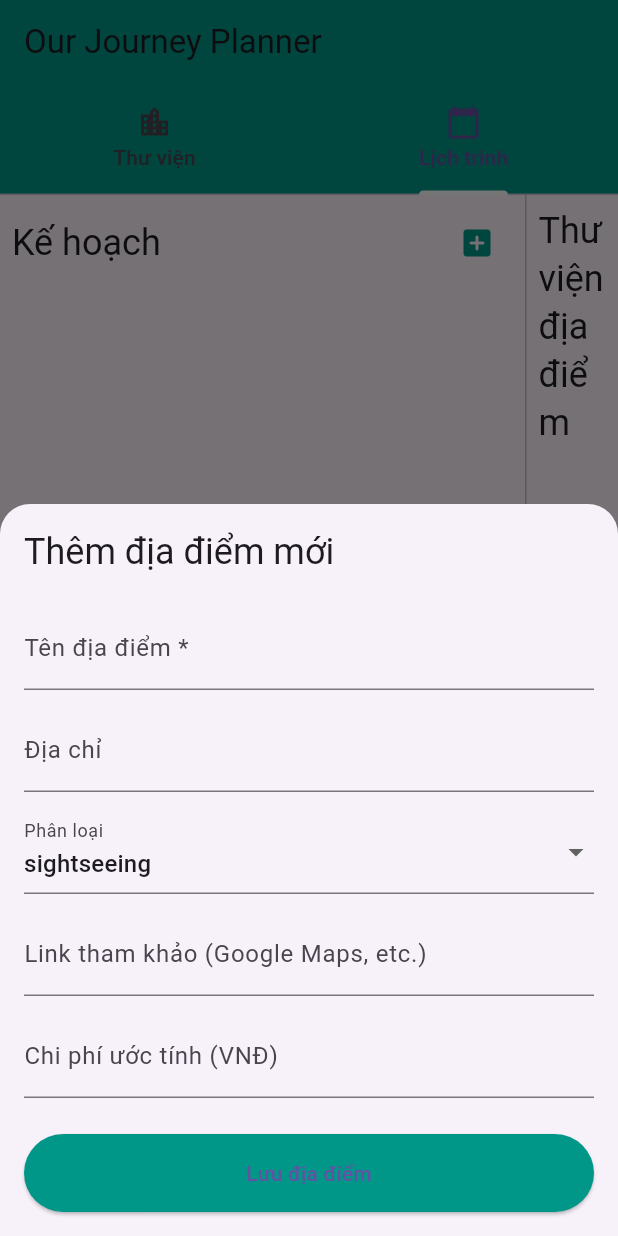
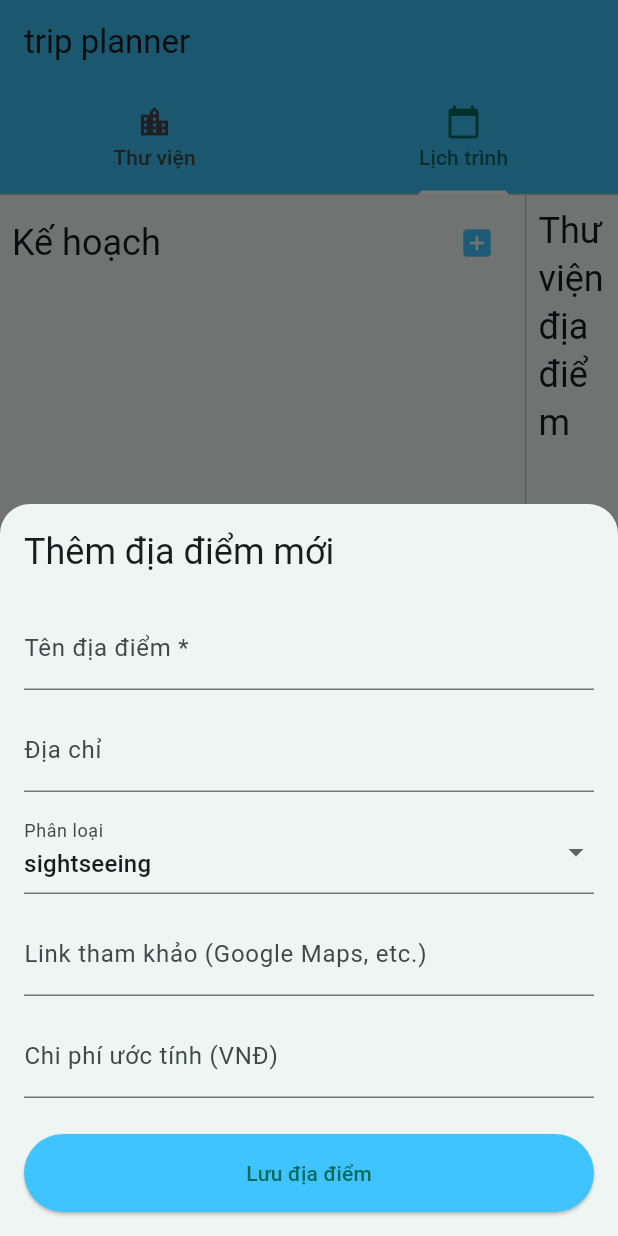
Before and after one commit to retrograderz25/tripin, a Flutter app: the screen it shows after launch, tab 2 chosen, after a tap on the "add" icon, on a phone screen of 412 x 824 dp. Run offline on Flutter 3.47's test engine with Material 3 defaults, Android fonts, the phone set to English and light mode, and no system bars; our stand-ins replace cloud_firestore, firebase_core; accounts and stored records are empty; statements that could not run were skipped.

Commit message:
feat: Complete UI/UX improvements

```diff
--- a/lib/main.dart
+++ b/lib/main.dart
@@ -2,15 +2,19 @@
 
 import 'package:flutter/material.dart';
 import 'package:provider/provider.dart';
+import 'package:firebase_core/firebase_core.dart';
+import 'package:intl/date_symbol_data_local.dart';
+
 import './providers/plan_provider.dart';
 import './screens/home_screen.dart';
-import 'package:firebase_core/firebase_core.dart';
 import 'firebase_options.dart';
-import 'package:intl/date_symbol_data_local.dart';
 
 void main() async {
+  // Đảm bảo các binding của Flutter đã được khởi tạo
   WidgetsFlutterBinding.ensureInitialized();
+  // Khởi tạo định dạng ngày tháng cho tiếng Việt
   await initializeDateFormatting('vi_VN', null);
+  // Khởi tạo Firebase
   await Firebase.initializeApp(
     options: DefaultFirebaseOptions.currentPlatform,
   );
@@ -22,18 +26,51 @@
 
   @override
   Widget build(BuildContext context) {
-    // ChangeNotifierProvider có nhiệm vụ "cung cấp" PlanProvider cho tất cả
-    // các widget con của nó (ở đây là toàn bộ ứng dụng).
     return ChangeNotifierProvider(
       create: (ctx) => PlanProvider(),
       child: MaterialApp(
-        title: 'Our Journey Planner',
+        title: 'tripin by hehe',
+
+        // --- BẮT ĐẦU KHỐI THEME ĐÃ SỬA LỖI ---
         theme: ThemeData(
-          primarySwatch: Colors.teal,
-          visualDensity: VisualDensity.adaptivePlatformDensity,
+          // Sử dụng colorScheme làm nguồn màu chính.
+          // fromSeed sẽ tự động tạo ra một bảng màu hài hòa.
+          colorScheme: ColorScheme.fromSeed(
+            seedColor: const Color(0xFFA9FFF2), // Màu "hạt giống" là màu
+            brightness: Brightness.light,       // Sử dụng theme sáng
+          ),
+
+          // Cho phép sử dụng các màu từ colorScheme cho các widget
+          useMaterial3: true,
+
+          // --- TÙY CHỈNH GIAO DIỆN CÁC WIDGET CỤ THỂ ---
+
+          appBarTheme: const AppBarTheme(
+            // Tự động sử dụng màu từ colorScheme nếu không được chỉ định
+            // nhưng chúng ta có thể ghi đè nếu muốn một màu cụ thể.
+            // Ví dụ: backgroundColor: Color(0xFFC2185B),
+            elevation: 2,
+            // foregroundColor sẽ được theme tự động chọn (đen hoặc trắng)
+            // để đảm bảo độ tương phản tốt nhất với màu nền.
+          ),
+
+          cardTheme: CardThemeData(
+            elevation: 2,
+            margin: const EdgeInsets.symmetric(horizontal: 8, vertical: 4),
+            shape: RoundedRectangleBorder(
+              borderRadius: BorderRadius.circular(12),
+            ),
+          ),
+
+          // Bạn vẫn có thể tùy chỉnh các theme khác nếu cần
+          // floatingActionButtonTheme: FloatingActionButtonThemeData(
+          //   backgroundColor: const Color(0xFFE91E63),
+          // ),
         ),
-        home: const HomeScreen(), // Màn hình đầu tiên là HomeScreen
-        debugShowCheckedModeBanner: false, // Tắt banner debug
+        // --- KẾT THÚC KHỐI THEME ---
+
+        home: const HomeScreen(),
+        debugShowCheckedModeBanner: false,
       ),
     );
   }
--- a/lib/screens/home_screen.dart
+++ b/lib/screens/home_screen.dart
@@ -44,8 +44,8 @@ class _HomeScreenState extends State<HomeScreen>
   Widget build(BuildContext context) {
     return Scaffold(
       appBar: AppBar(
-        title: const Text('Our Journey Planner'),
-        backgroundColor: Colors.teal,
+        title: const Text('trip planner'),
+        backgroundColor: Colors.lightBlueAccent,
         bottom: TabBar(
           controller: _tabController,
           indicatorColor: Colors.white,
@@ -65,7 +65,7 @@ class _HomeScreenState extends State<HomeScreen>
       ),
       floatingActionButton: FloatingActionButton(
         onPressed: () => _showAddLocationForm(context),
-        backgroundColor: Colors.teal,
+        backgroundColor: Colors.lightBlueAccent,
         child: const Icon(Icons.add),
         tooltip: 'Thêm địa điểm mới',
       ),
--- a/lib/widgets/add_location_form.dart
+++ b/lib/widgets/add_location_form.dart
@@ -175,7 +175,7 @@ class _AddLocationFormState extends State<AddLocationForm> {
                 onPressed: _submitData,
                 style: ElevatedButton.styleFrom(
                   padding: const EdgeInsets.symmetric(vertical: 16),
-                  backgroundColor: Colors.teal,
+                  backgroundColor: Colors.lightBlueAccent,
                 ),
                   child: Text(isEditing ? 'Lưu thay đổi' : 'Lưu địa điểm'),
               ),
--- a/lib/widgets/location_list_item.dart
+++ b/lib/widgets/location_list_item.dart
@@ -158,12 +158,12 @@ class LocationListItem extends StatelessWidget {
             Row(
               children: [
                 // Hiển thị loại địa điểm
-                Icon(_getCategoryIcon(location.category), color: Colors.teal, size: 20),
+                Icon(_getCategoryIcon(location.category), color: Colors.blueAccent, size: 20),
                 const SizedBox(width: 4),
                 Text(
                   // Chuyển 'ItemCategory.sightseeing' thành 'Sightseeing'
                   toBeginningOfSentenceCase(location.category.name) ?? '',
-                  style: const TextStyle(fontWeight: FontWeight.bold, color: Colors.teal),
+                  style: const TextStyle(fontWeight: FontWeight.bold, color: Colors.blueAccent),
                 ),
 
                 const Spacer(), // Đẩy phần chi phí sang phải
--- a/lib/widgets/locations_library_tab.dart
+++ b/lib/widgets/locations_library_tab.dart
@@ -23,8 +23,28 @@ class LocationsLibraryTab extends StatelessWidget {
           return Center(child: Text('Đã có lỗi xảy ra: ${snapshot.error}'));
         }
         if (!snapshot.hasData || snapshot.data!.isEmpty) {
-          return const Center(
-            child: Text('Thư viện trống. Hãy thêm một vài địa điểm nhé!'),
+          return Center(
+            child: Padding(
+              padding: const EdgeInsets.all(16.0),
+              child: Column(
+                mainAxisAlignment: MainAxisAlignment.center,
+                children: [
+                  Icon(Icons.calendar_month, size: 80, color: Colors.grey[400]),
+                  const SizedBox(height: 16),
+                  const Text(
+                    'Chưa có địa điểm nào.',
+                    style: TextStyle(fontSize: 18, color: Colors.grey),
+                    textAlign: TextAlign.center,
+                  ),
+                  const SizedBox(height: 8),
+                  const Text(
+                    'Nhấn vào nút + ở trên để bắt đầu.',
+                    style: TextStyle(color: Colors.grey),
+                    textAlign: TextAlign.center,
+                  ),
+                ],
+              ),
+            ),
           );
         }
 
--- a/lib/widgets/schedule_tab.dart
+++ b/lib/widgets/schedule_tab.dart
@@ -2,11 +2,12 @@
 
 import 'package:flutter/material.dart';
 import 'package:provider/provider.dart';
+import 'package:tripin/widgets/simple_location_card.dart';
 import '../models/daily_plan.dart';
 import '../models/location_item.dart';
 import '../providers/plan_provider.dart';
 import 'package:intl/intl.dart';
-
+import '../screens/daily_schedule_detail_screen.dart';
 import 'add_edit_day_dialog.dart';
 
 class ScheduleTab extends StatelessWidget {
@@ -14,27 +15,23 @@ class ScheduleTab extends StatelessWidget {
 
   @override
   Widget build(BuildContext context) {
-    // Dùng Row để tạo giao diện 2 cột
     return Row(
       children: [
-        // --- CỘT TRÁI: DANH SÁCH CÁC NGÀY ---
         _buildDaysList(context),
-
-        // Dấu ngăn cách
         const VerticalDivider(thickness: 1, width: 1),
-
-        // --- CỘT PHẢI: THƯ VIỆN ĐỊA ĐIỂM ---
         _buildLocationsLibrary(context),
       ],
     );
   }
 
-  // Widget cho cột trái
+  // Cột trái: Danh sách các ngày trong kế hoạch
   Widget _buildDaysList(BuildContext context) {
+    // Dùng .watch<T>() để widget này tự động build lại khi provider thay đổi
+    // (ví dụ: khi selectDay)
     final provider = context.watch<PlanProvider>();
 
     return SizedBox(
-      width: 350, // Tăng chiều rộng một chút
+      width: 350,
       child: Column(
         children: [
           Padding(
@@ -44,10 +41,8 @@ class ScheduleTab extends StatelessWidget {
               children: [
                 Text('Kế hoạch', style: Theme.of(context).textTheme.headlineSmall),
                 IconButton(
-                  icon: const Icon(Icons.add_box_rounded, color: Colors.teal),
+                  icon: const Icon(Icons.add_box_rounded, color: Colors.lightBlueAccent ),
                   onPressed: () {
-                    // TODO: Hiển thị form thêm ngày mới
-                    // HIỂN THỊ DIALOG
                     showDialog(
                       context: context,
                       builder: (ctx) => const AddEditDayDialog(),
@@ -59,104 +54,132 @@ class ScheduleTab extends StatelessWidget {
             ),
           ),
           Expanded(
-            // DÙNG STREAMBUILDER ĐỂ LẤY DỮ LIỆU NGÀY
             child: StreamBuilder<List<DailyPlan>>(
               stream: provider.getDailyPlansStream(),
-              builder: (context, snapshot) {
-                if (snapshot.connectionState == ConnectionState.waiting) {
+              builder: (context, snapshotPlans) {
+                if (snapshotPlans.connectionState == ConnectionState.waiting) {
                   return const Center(child: CircularProgressIndicator());
                 }
-                if (!snapshot.hasData || snapshot.data!.isEmpty) {
-                  return const Center(child: Text('Chưa có ngày nào.'));
+
+                // CẢI TIẾN #1: Giao diện trạng thái trống tốt hơn
+                if (!snapshotPlans.hasData || snapshotPlans.data!.isEmpty) {
+                  return Center(
+                    child: Padding(
+                      padding: const EdgeInsets.all(16.0),
+                      child: Column(
+                        mainAxisAlignment: MainAxisAlignment.center,
+                        children: [
+                          Icon(Icons.calendar_month_outlined, size: 80, color: Colors.grey[400]),
+                          const SizedBox(height: 16),
+                          const Text(
+                            'Chưa có ngày nào trong kế hoạch.',
+                            style: TextStyle(fontSize: 18, color: Colors.grey),
+                            textAlign: TextAlign.center,
+                          ),
+                          const SizedBox(height: 8),
+                          const Text(
+                            'Nhấn vào nút + ở trên để bắt đầu.',
+                            style: TextStyle(color: Colors.grey),
+                            textAlign: TextAlign.center,
+                          ),
+                        ],
+                      ),
+                    ),
+                  );
                 }
 
-                final plans = snapshot.data!;
-
-                // Tự động chọn ngày đầu tiên nếu chưa có ngày nào được chọn
+                final plans = snapshotPlans.data!;
                 if (provider.selectedDayId == null && plans.isNotEmpty) {
                   Future.microtask(() => provider.selectDay(plans.first.id));
                 }
 
+                // CẢI TIẾN #3: Lồng StreamBuilder để lấy dữ liệu thư viện và tính chi phí
+                return StreamBuilder<List<LocationItem>>(
+                  stream: provider.getLocationsStream(),
+                  builder: (context, snapshotLocations) {
+                    // Nếu chưa có dữ liệu locations, vẫn hiển thị list ngày nhưng chưa có chi phí
+                    final allLocations = snapshotLocations.data ?? [];
+
                     return ListView.builder(
+                      padding: const EdgeInsets.only(bottom: 16),
                       itemCount: plans.length,
                       itemBuilder: (ctx, index) {
                         final day = plans[index];
                         final isSelected = provider.selectedDayId == day.id;
 
+                        // Tính toán tổng chi phí cho ngày
+                        double totalCost = 0;
+                        if (allLocations.isNotEmpty) {
+                          for (var entry in day.entries) {
+                            final location = allLocations.firstWhere(
+                                  (loc) => loc.id == entry.locationId,
+                              orElse: () => LocationItem(id: '', name: 'Not Found'),
+                            );
+                            totalCost += location.estimatedCost;
+                          }
+                        }
+
                         return Card(
+                          clipBehavior: Clip.hardEdge,
                           margin: const EdgeInsets.symmetric(horizontal: 8, vertical: 4),
-                      color: isSelected ? Colors.teal.withOpacity(0.2) : null,
+                          color: isSelected ? Colors.greenAccent : null,
+
+                          child: InkWell(
+                            onTap: () {
+                              // Vẫn chọn ngày để highlight
+                              provider.selectDay(day.id);
+
+                              // Mở màn hình chi tiết trong một tab mới
+                              Navigator.of(context).push(
+                                MaterialPageRoute(
+                                  builder: (context) => DailyScheduleDetailScreen(dayId: day.id),
+                                ),
+                              );
+                            },
                             child: ListTile(
+                              // onTap: () => provider.selectDay(day.id),
                               title: Row(
                                 children: [
-                            Expanded(
-                              child: Text(
-                                day.title,
-                                style: const TextStyle(fontWeight: FontWeight.bold),
-                              ),
-                            ),
-                            // Nút sửa ngày
+                                  Expanded(child: Text(day.title, style: const TextStyle(fontWeight: FontWeight.bold))),
                                   IconButton(
-                              icon: const Icon(Icons.edit, size: 20, color: Colors.black54),
-                              onPressed: () {
-                                // Mở dialog ở chế độ sửa, truyền ngày hiện tại vào
-                                showDialog(
-                                  context: context,
-                                  builder: (ctx) => AddEditDayDialog(dailyPlan: day),
-                                );
-                              },
+                                    icon: const Icon(Icons.edit, size: 20, color: Colors.black),
+                                    onPressed: () => showDialog(context: context, builder: (ctx) => AddEditDayDialog(dailyPlan: day)),
                                     tooltip: 'Sửa ngày',
                                   ),
                                 ],
                               ),
-                        // Thêm nút xóa cho cả ngày
                               trailing: IconButton(
                                 icon: const Icon(Icons.delete_outline, color: Colors.red),
-                          onPressed: () {
-                            // Thêm dialog xác nhận trước khi xóa
-                            showDialog(
-                              context: context,
-                              builder: (dCtx) => AlertDialog(
-                                title: const Text('Xác nhận xóa'),
-                                content: Text('Bạn có chắc muốn xóa "${day.title}" và tất cả hoạt động trong đó?'),
-                                actions: [
-                                  TextButton(onPressed: () => Navigator.of(dCtx).pop(), child: const Text('Hủy')),
-                                  TextButton(
-                                    onPressed: () {
-                                      context.read<PlanProvider>().deleteDailyPlan(day.id);
-                                      Navigator.of(dCtx).pop();
-                                    },
-                                    child: const Text('Xóa', style: TextStyle(color: Colors.red)),
-                                  ),
-                                ],
-                              ),
-                            );
-                          },
                                 tooltip: 'Xóa ngày này',
+                                onPressed: () => _showDeleteDayConfirmation(context, day),
                               ),
                               subtitle: Column(
                                 crossAxisAlignment: CrossAxisAlignment.start,
                                 children: [
                                   Text(DateFormat('EEEE, dd/MM/yyyy', 'vi_VN').format(day.date)),
+
+                                  // Hiển thị tổng chi phí
+                                  if (totalCost > 0)
+                                    Padding(
+                                      padding: const EdgeInsets.only(top: 4.0),
+                                      child: Text(
+                                        'Chi phí: ${NumberFormat.currency(locale: 'vi_VN', symbol: '₫').format(totalCost)}',
+                                        style: const TextStyle(fontWeight: FontWeight.bold, color: Colors.deepOrange),
+                                      ),
+                                    ),
                                   const SizedBox(height: 4),
                                   if (day.entries.isEmpty)
                                     const Text('Chưa có hoạt động', style: TextStyle(fontStyle: FontStyle.italic)),
                                   for (var entry in day.entries)
                                     Row(
-                                mainAxisAlignment: MainAxisAlignment.spaceBetween,
                                       children: [
                                         Expanded(child: Text('• ${entry.locationName}', style: const TextStyle(fontSize: 13))),
-                                  // Nút xóa nhỏ cho từng hoạt động
                                         SizedBox(
-                                    height: 24,
-                                    width: 24,
+                                          height: 24, width: 24,
                                           child: IconButton(
-                                      padding: EdgeInsets.zero,
-                                      iconSize: 16,
-                                      icon: const Icon(Icons.close, color: Colors.grey),
-                                      onPressed: () {
-                                        context.read<PlanProvider>().removeLocationFromSchedule(day.id, entry);
-                                      },
+                                            padding: EdgeInsets.zero, iconSize: 16,
+                                            icon: const Icon(Icons.close, color: Colors.redAccent),
+                                            onPressed: () => context.read<PlanProvider>().removeLocationFromSchedule(day.id, entry),
                                             tooltip: 'Xóa hoạt động này',
                                           ),
                                         ),
@@ -164,11 +187,10 @@ class ScheduleTab extends StatelessWidget {
                                     ),
                                 ],
                               ),
-
-                        onTap: () {
-                          provider.selectDay(day.id);
+                            ),
+                          ),
+                        );
                       },
-                      ),
                     );
                   },
                 );
@@ -180,8 +202,37 @@ class ScheduleTab extends StatelessWidget {
     );
   }
 
-  // Widget cho cột phải
+  // Tách dialog xóa ra một hàm riêng cho sạch sẽ
+  void _showDeleteDayConfirmation(BuildContext context, DailyPlan day) {
+    showDialog(
+      context: context,
+      builder: (dCtx) => AlertDialog(
+        title: const Text('Xác nhận xóa'),
+        content: Text('Bạn có chắc muốn xóa "${day.title}" và tất cả hoạt động trong đó?'),
+        actions: [
+          TextButton(onPressed: () => Navigator.of(dCtx).pop(), child: const Text('Hủy')),
+          TextButton(
+            child: const Text('Xóa', style: TextStyle(color: Colors.red)),
+            onPressed: () {
+              context.read<PlanProvider>().deleteDailyPlan(day.id);
+              Navigator.of(dCtx).pop();
+              // CẢI TIẾN #2: Thêm SnackBar xác nhận
+              ScaffoldMessenger.of(context).showSnackBar(
+                SnackBar(
+                  content: Text('Đã xóa ngày "${day.title}"'),
+                  backgroundColor: Colors.red[800],
+                ),
+              );
+            },
+          ),
+        ],
+      ),
+    );
+  }
+
+  // Cột phải: Thư viện các địa điểm
   Widget _buildLocationsLibrary(BuildContext context) {
+    // ... code của hàm này không thay đổi ...
     final planProvider = Provider.of<PlanProvider>(context, listen: false);
 
     return Expanded(
@@ -192,7 +243,6 @@ class ScheduleTab extends StatelessWidget {
             child: Text('Thư viện địa điểm', style: Theme.of(context).textTheme.headlineSmall),
           ),
           Expanded(
-            // Dùng StreamBuilder để lấy danh sách địa điểm từ Firestore
             child: StreamBuilder<List<LocationItem>>(
               stream: planProvider.getLocationsStream(),
               builder: (context, snapshot) {
@@ -202,29 +252,11 @@ class ScheduleTab extends StatelessWidget {
                 locations.sort((a,b) => a.name.compareTo(b.name));
 
                 return ListView.builder(
+                  padding: const EdgeInsets.symmetric(horizontal: 8.0),
                   itemCount: locations.length,
                   itemBuilder: (ctx, index) {
                     final location = locations[index];
-                    return ListTile(
-                      title: Text(location.name),
-                      subtitle: Text(location.address, maxLines: 1, overflow: TextOverflow.ellipsis),
-                      trailing: IconButton(
-                        icon: const Icon(Icons.add_circle_outline, color: Colors.teal),
-                        onPressed: () {
-                          // Gọi hàm thêm vào lịch trình
-                          context.read<PlanProvider>().addLocationToSchedule(location);
-
-                          // Hiển thị thông báo nhỏ
-                          ScaffoldMessenger.of(context).showSnackBar(
-                            SnackBar(
-                              content: Text('Đã thêm "${location.name}" vào lịch trình.'),
-                              duration: const Duration(seconds: 2),
-                            ),
-                          );
-                        },
-                        tooltip: 'Thêm vào ngày đang chọn',
-                      ),
-                    );
+                    return SimpleLocationCard(location: location);
                   },
                 );
               },
```
Also changed, not shown: lib/screens/daily_schedule_detail_screen.dart (added, +139 -0 lines), lib/widgets/add_edit_day_dialog.dart (+9 -6 lines), lib/widgets/simple_location_card.dart (added, +102 -0 lines). Lines whose indentation alone changed are shown as unchanged.
